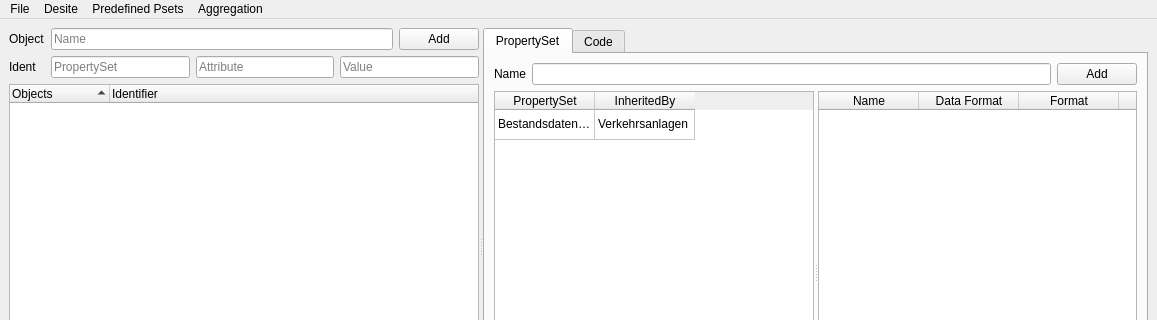
c-mellueh/SOM-Toolkit, file desiteRuleCreator/QtDesigns/MainWindow.ui: the form before one commit; both pictures show x 0 to 1157 and y 0 to 320 of the 1157 by 495 pixel window.
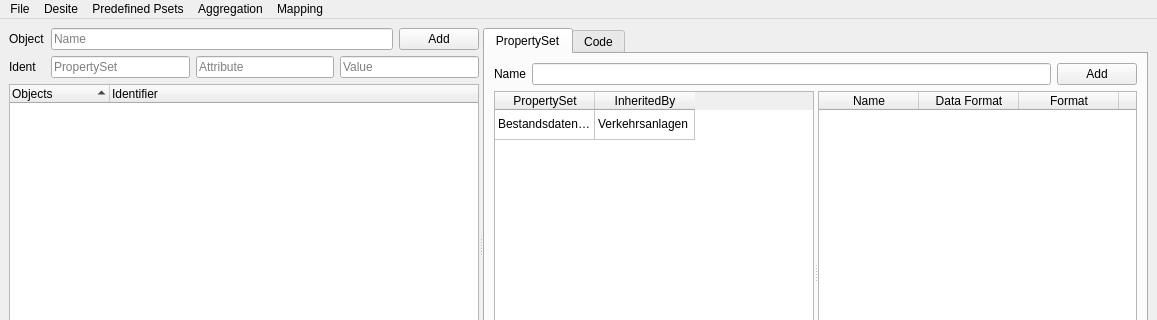
The form after the commit.

Commit message: add mapping window

The edit to the form file:
```diff
--- a/desiteRuleCreator/QtDesigns/MainWindow.ui
+++ b/desiteRuleCreator/QtDesigns/MainWindow.ui
@@ -690,10 +690,17 @@
     </property>
     <addaction name="action_show_graphs"/>
    </widget>
+   <widget class="QMenu" name="menuRevit">
+    <property name="title">
+     <string>Mapping</string>
+    </property>
+    <addaction name="action_mapping_options"/>
+   </widget>
    <addaction name="menuFile"/>
    <addaction name="menuDesite"/>
    <addaction name="menuPredefined_Psets"/>
    <addaction name="menuShow_Graphs"/>
+   <addaction name="menuRevit"/>
   </widget>
   <widget class="QStatusBar" name="statusbar"/>
   <action name="action_file_new">
```
Left out of the diff: 5 changed lines with no effect on the pictures. The commit also changes 10 other files.
